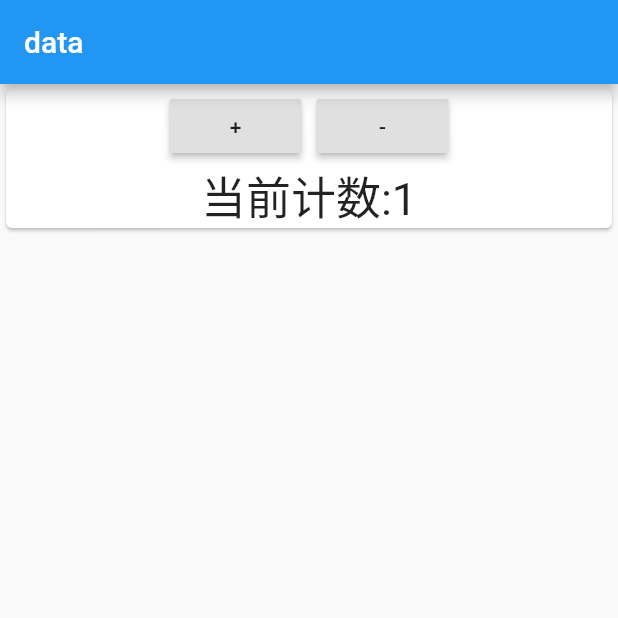
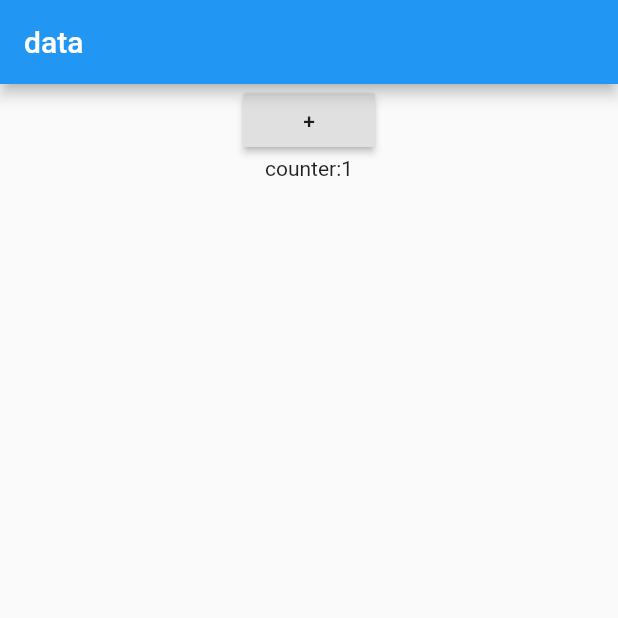
Before and after one commit to zfdok/myflutter, a Flutter app: the screen it shows after launch, after a tap on an icon or button, on a phone screen of 412 x 824 dp, the top half of it. Run offline on Flutter 3.47's test engine with Material 2 defaults, Android fonts, the phone set to English and light mode, and no system bars.

Commit message:
声明周期

```diff
--- a/lib/main.dart
+++ b/lib/main.dart
@@ -14,49 +14,59 @@ class MyApp extends StatelessWidget {
         appBar: AppBar(
           title: Text("data"),
         ),
-        body: CountCard(),
+        body: MyWidget(),
       ),
     );
   }
 }
 
-class CountCard extends StatefulWidget {
+class MyWidget extends StatefulWidget {
+  MyWidget() {
+    print("MyWidget的构造函数被调用");
+  }
   @override
-  _CountCardState createState() => _CountCardState();
+  _MyWidgetState createState() {
+    print("MyWidget的createState函数被调用");
+    return _MyWidgetState();
+  }
 }
 
-class _CountCardState extends State<CountCard> {
-  int count = 0;
+class _MyWidgetState extends State<MyWidget> {
+  int counter = 0;
+  _MyWidgetState() {
+    print("_MyWidgetState的构造函数被调用");
+  }
+  void initState() {
+    super.initState();
+    print("_MyWidgetState的initState函数被调用");
+  }
+
+  @override
+  void didChangeDependencies() {
+    print("_MyWidgetState的didChangeDependencies函数被调用");
+    super.didChangeDependencies();
+  }
+
+  @override
+  void didUpdateWidget(MyWidget oldWidget) {
+    print("_MyWidgetState的didUpdateWidget函数被调用");
+    super.didUpdateWidget(oldWidget);
+  }
+
   @override
   Widget build(BuildContext context) {
-    return Card(
+    print("_MyWidgetState的build函数被调用");
+    return Center(
       child: Column(
-        mainAxisAlignment: MainAxisAlignment.center,
-        mainAxisSize: MainAxisSize.min,
-        children: <Widget>[
-          Row(
-            mainAxisAlignment: MainAxisAlignment.center,
         children: <Widget>[
           RaisedButton(
               child: Text("+"),
               onPressed: () {
                 setState(() {
-                      count++;
+                  counter++;
                 });
               }),
-              SizedBox(
-                width: 10,
-              ),
-              RaisedButton(
-                  child: Text("-"),
-                  onPressed: () {
-                    setState(() {
-                      count--;
-                    });
-                  })
-            ],
-          ),
-          Text("当前计数:$count",style: TextStyle(fontSize: 30),),
+          Text("counter:$counter")
         ],
       ),
     );
```
Lines whose indentation alone changed are shown as unchanged.
